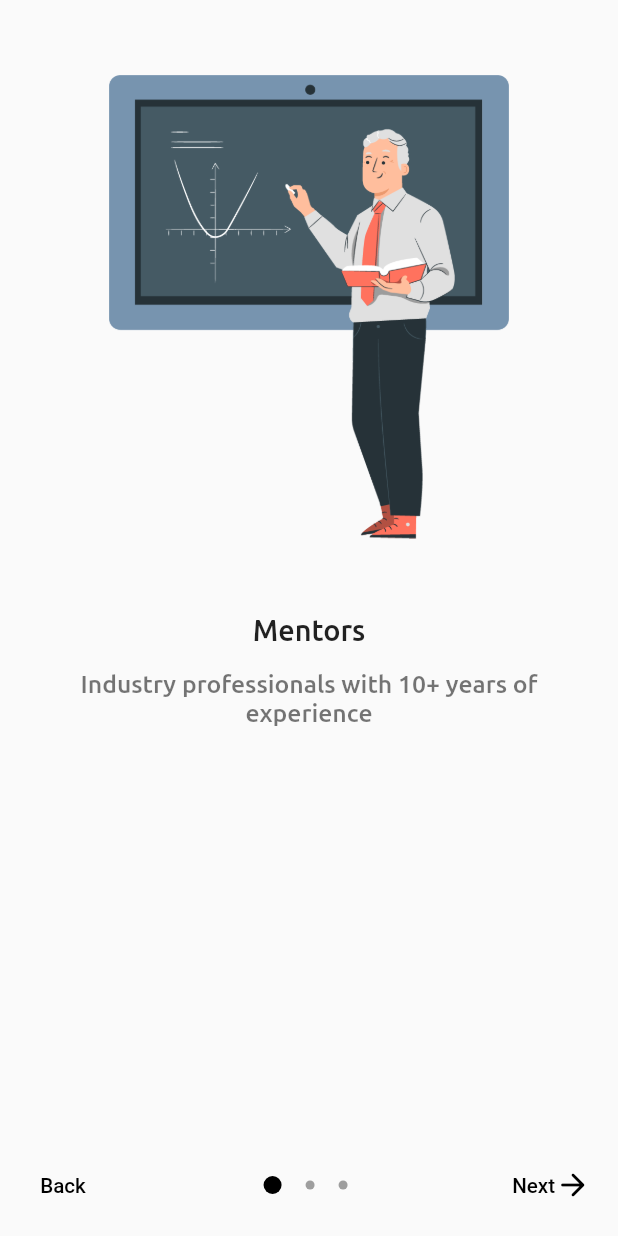
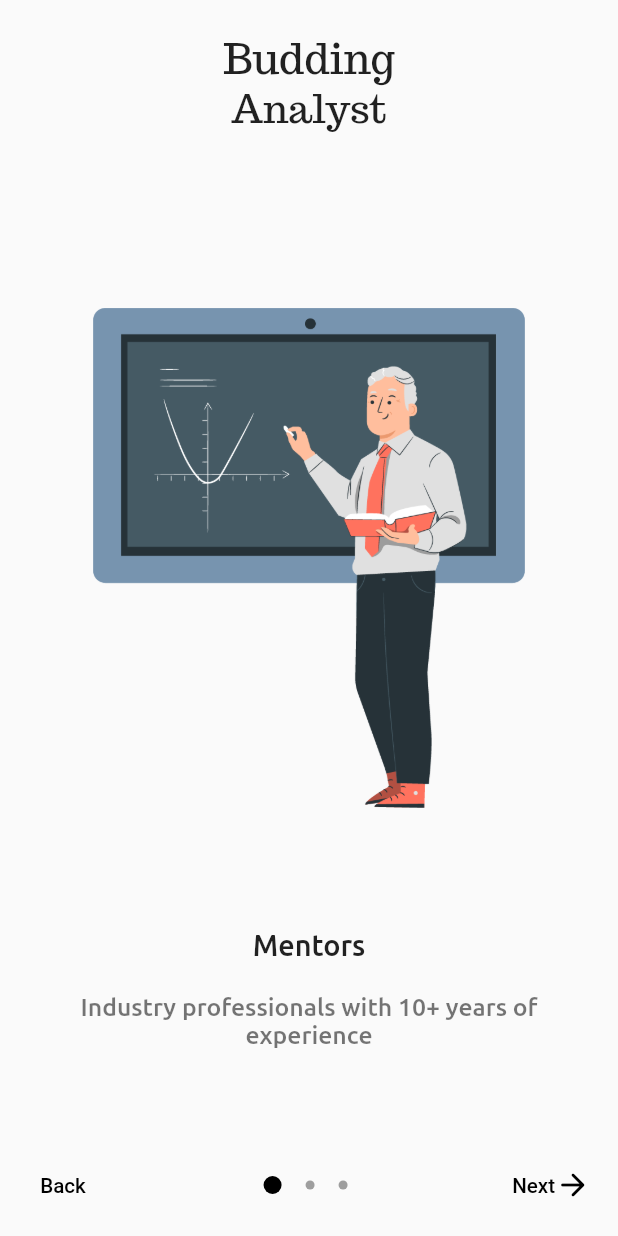
Before and after one commit to AmritRandhawaJi/BuddingAnalyst, a Flutter app: the screen it shows after launch, on a phone screen of 412 x 824 dp. Run offline on Flutter 3.47's test engine with Material 2 defaults, Android fonts, the light colour scheme and no system bars; our stand-ins replace cloud_firestore, country_code_picker, email_validator, firebase_auth, firebase_core, pin_code_fields and 2 more; accounts and stored records are empty.

Commit message:
14-06-2021

```diff
--- a/lib/model/SlideItem.dart
+++ b/lib/model/SlideItem.dart
@@ -1,5 +1,3 @@
-
-
 import 'package:budding_analyst/model/PageViewData.dart';
 import 'package:flutter/material.dart';
 import 'package:sizer/sizer.dart';
@@ -12,30 +10,31 @@ class SlideItem extends StatelessWidget {
   @override
   Widget build(BuildContext context) {
     return Sizer(
-      builder: (BuildContext context, Orientation orientation, DeviceType deviceType) {
+      builder: (BuildContext context, Orientation orientation,
+          DeviceType deviceType) {
         return Column(
+          mainAxisAlignment: MainAxisAlignment.center,
+          children: [
 
-          children: <Widget>[SizedBox(
-            height: 50.0,
-          ),
-            Image.asset(slideList[index].image,width: 75.w,height: 75.w,),
+            Image.asset(slideList[index].image,width: SizerUtil.deviceType == DeviceType.tablet ? 55.w : 70.w,
+              height: SizerUtil.deviceType == DeviceType.tablet ? 55.h : 60.h,),
 
-            SizedBox(
-              height: 50.0,
-            ),
             Column(
               children: [
                 Text(
-                  slideList[index].title,textAlign: TextAlign.start,
-                  style: TextStyle(fontSize: 14.sp, fontFamily: "Ubuntu"),
+                  slideList[index].title,
+                  style: TextStyle(fontSize: SizerUtil.deviceType == DeviceType.tablet ? 10.sp :14.sp, fontFamily: "Ubuntu"),
                 ),
                 SizedBox(
-                  height: 15.0,
+                  height: 20.0,
                 ),
-                Container( width: MediaQuery.of(context).size.width/1.2,
+                Container(
+                  width: MediaQuery.of(context).size.width / 1.2,
                   child: Text(slideList[index].description,
                       style: TextStyle(
-                          fontSize: 12.sp, color: Colors.black54, fontFamily: "Ubuntu"),
+                          fontSize: SizerUtil.deviceType == DeviceType.tablet ? 8.sp :12.sp,
+                          color: Colors.black54,
+                          fontFamily: "Ubuntu"),
                       textAlign: TextAlign.center),
                 )
               ],
--- a/lib/screens/gettingStarted.dart
+++ b/lib/screens/gettingStarted.dart
@@ -45,8 +45,15 @@ class _GettingStartedScreenState extends State<GettingStartedScreen> {
                 body: SafeArea(
                   child: Stack(
                     children: [
-
-
+                      Column(
+                        children: [
+                          SizedBox(
+                            height: 20,
+                          ),
+                          Center(child: Text("Budding",style: TextStyle(fontSize: 28,fontFamily: "Trocchi"),)),
+                          Center(child: Text("Analyst",style: TextStyle(fontSize: 26,fontFamily: "Trocchi"),))
+                        ],
+                      ),
                       PageView.builder(
                         controller: _pageController,
                         onPageChanged: _onPageChanged,
@@ -72,7 +79,12 @@ class _GettingStartedScreenState extends State<GettingStartedScreen> {
                                   },
                                   child: Text(
                                     "Back",
-                                    style: TextStyle(color: Colors.black,fontSize:10.sp),
+                                    style: TextStyle(
+                                        color: Colors.black,
+                                        fontSize: SizerUtil.deviceType ==
+                                                DeviceType.tablet
+                                            ? 8.sp
+                                            : 10.sp),
                                   )),
                               Container(
                                 child: Row(
@@ -98,7 +110,12 @@ class _GettingStartedScreenState extends State<GettingStartedScreen> {
                                     children: [
                                       Text(
                                         "Next",
-                                        style: TextStyle(color: Colors.black,fontSize: 10.sp),
+                                        style: TextStyle(
+                                            color: Colors.black,
+                                            fontSize: SizerUtil.deviceType ==
+                                                DeviceType.tablet
+                                                ? 8.sp
+                                                : 10.sp),
                                       ),
                                       Icon(
                                         Icons.arrow_forward_rounded,
@@ -123,7 +140,11 @@ class _GettingStartedScreenState extends State<GettingStartedScreen> {
                         },
                         child: Text(
                           "Get started",
-                          style: TextStyle(color: Colors.white,fontSize: 11.sp),
+                          style:
+                              TextStyle(color: Colors.white, fontSize: SizerUtil.deviceType ==
+                                  DeviceType.tablet
+                                  ? 8.sp
+                                  : 11.sp),
                         ),
                         height: Platform.isIOS ? 60.0 : 50,
                         minWidth: MediaQuery.of(context).size.width,
```
Also changed, not shown: lib/screens/decision.dart (+8 -13 lines), lib/screens/emailRegister.dart (+11 -6 lines).
